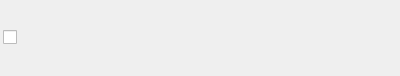
Above: cg3/viewer/internal/drawable_object_drawlist_manager.ui from cg3hci/cg3lib before the change. Below: the same form after it.
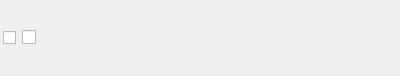
That is the form after the change. Icons and pictures are not drawn.

Commit message: new member functions on Mesh interface, tree view object list

Diff of the .ui file:
```diff
--- a/cg3/viewer/internal/drawable_object_drawlist_manager.ui
+++ b/cg3/viewer/internal/drawable_object_drawlist_manager.ui
@@ -53,6 +53,39 @@
       <property name="bottomMargin">
        <number>0</number>
       </property>
+      <item>
+       <widget class="QCheckBox" name="subFrameCheckBox">
+        <property name="enabled">
+         <bool>true</bool>
+        </property>
+        <property name="sizePolicy">
+         <sizepolicy hsizetype="Fixed" vsizetype="Fixed">
+          <horstretch>0</horstretch>
+          <verstretch>0</verstretch>
+         </sizepolicy>
+        </property>
+        <property name="styleSheet">
+         <string notr="true">QCheckBox::indicator {
+    width: 13px;
+    height: 13px;
+}
+
+QCheckBox::indicator:unchecked {
+    image: url(:/triangle_closed.png);
+}
+
+QCheckBox::indicator:checked {
+    image: url(:/triangle_opened.png)
+}</string>
+        </property>
+        <property name="text">
+         <string/>
+        </property>
+        <property name="checked">
+         <bool>false</bool>
+        </property>
+       </widget>
+      </item>
       <item>
        <widget class="QCheckBox" name="checkBox">
         <property name="text">
```
The commit also changes 13 other files.
